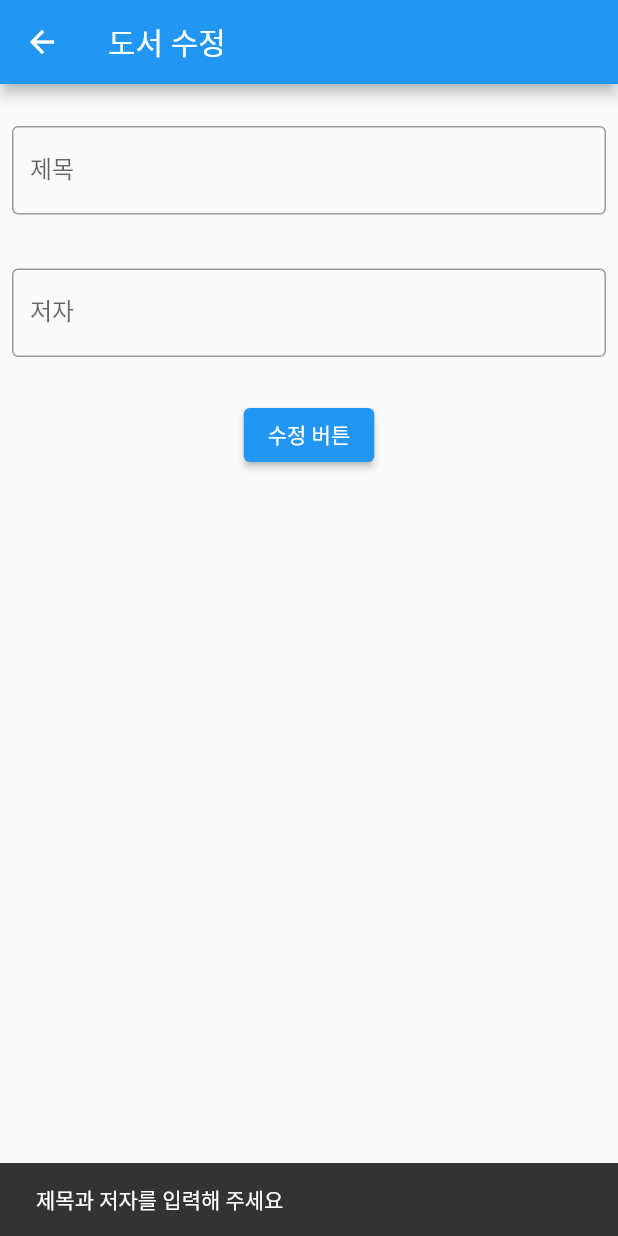
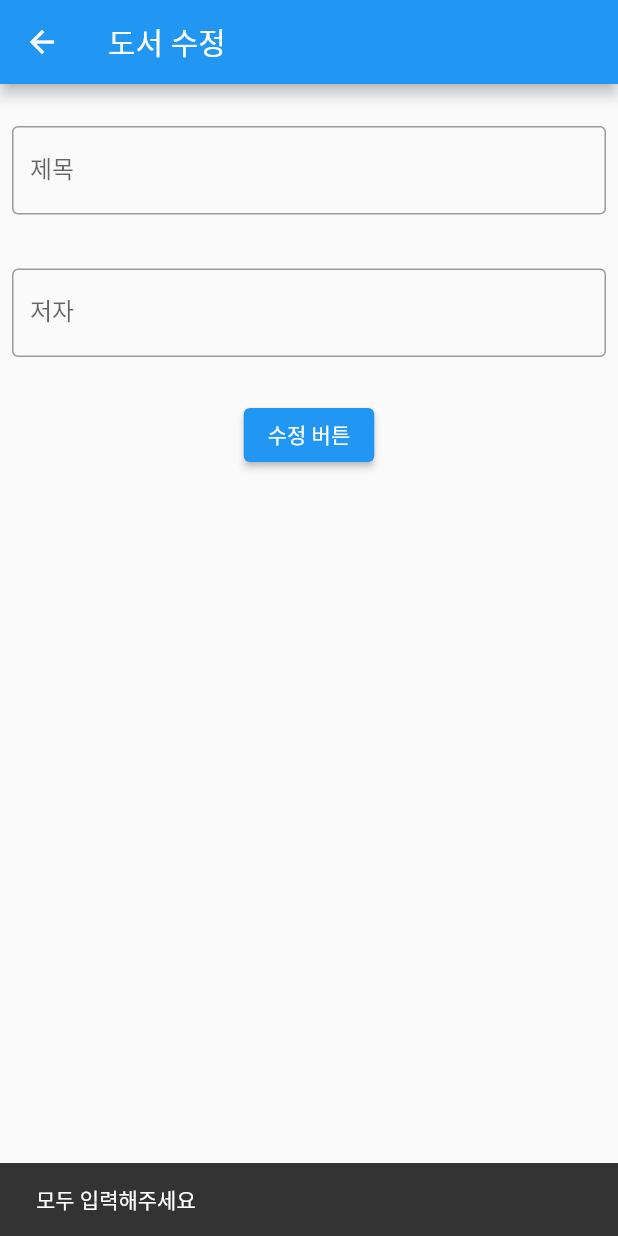
Before and after one commit to teddyjune/book_list_app, a Flutter app: the UpdateBookScreen screen opened directly with empty values, after a tap on "수정 버튼", on a phone screen of 412 x 824 dp. Run offline on Flutter 3.47's test engine with Material 2 defaults, Android fonts, the phone set to English and light mode, and no system bars; our stand-ins replace cloud_firestore, firebase_core; accounts and stored records are empty; generated files the repository leaves out were written again.

Commit message:
refactor:도서 수정 시 유효성 검사

```diff
--- a/lib/update_book/update_book_screen.dart
+++ b/lib/update_book/update_book_screen.dart
@@ -69,18 +69,19 @@ class _UpdateBookScreenState extends State<UpdateBookScreen> {
           const SizedBox(height: 20),
           ElevatedButton(
               onPressed: () {
-                bool isValid = _titleTextController.text.isNotEmpty &&
-                    _authorTextController.text.isNotEmpty;
-                if (isValid) {
+                try {
+                  // 에러가 날 것 같은 코드
                   viewModel.updateBook(
                     id: widget.document.id,
                     title: _titleTextController.text,
                     author: _authorTextController.text,
                   );
+
                   Navigator.pop(context);
-                } else {
-                  const snackBar = SnackBar(
-                    content: Text('제목과 저자를 입력해 주세요'),
+                } catch (e) {
+                  // 에러가 났을 때
+                  final snackBar = SnackBar(
+                    content: Text(e.toString()),
                   );
                   ScaffoldMessenger.of(context).showSnackBar(snackBar);
                 }
--- a/lib/update_book/update_book_view_model.dart
+++ b/lib/update_book/update_book_view_model.dart
@@ -5,9 +5,18 @@ class UpdateBookViewModel {
 
   void updateBook(
       {required String id, required String title, required String author}) {
-    _db.collection('books').doc(id).set({
-      "title": title,
-      "author": author,
-    });
+    bool isValid = title.isNotEmpty && author.isNotEmpty;
+    if (isValid) {
+      _db.collection('books').doc(id).set({
+        "title": title,
+        "author": author,
+      });
+    } else if (title.isEmpty && author.isEmpty) {
+      throw '모두 입력해주세요';
+    } else if (title.isEmpty) {
+      throw '제목을 입력해주세요';
+    } else if (author.isEmpty) {
+      throw '저자를 입력해주세요';
+    }
   }
 }
```
